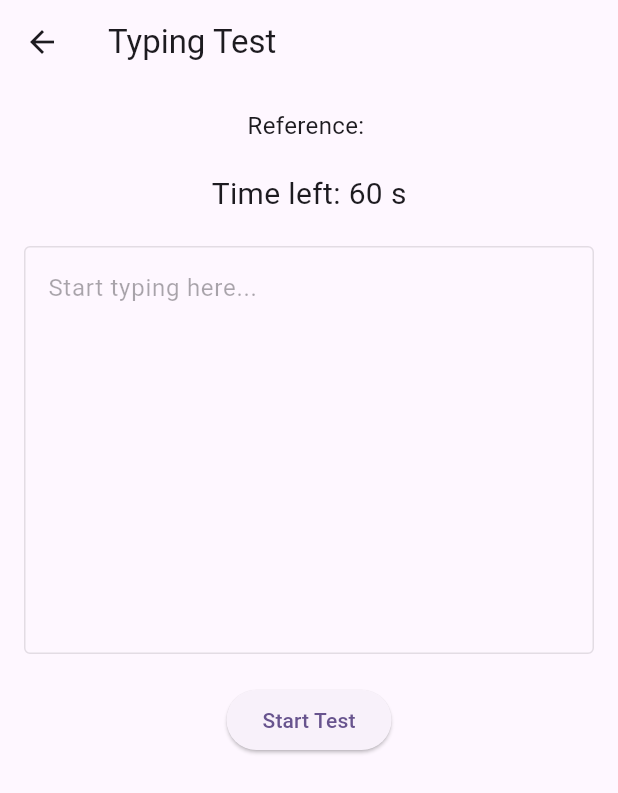
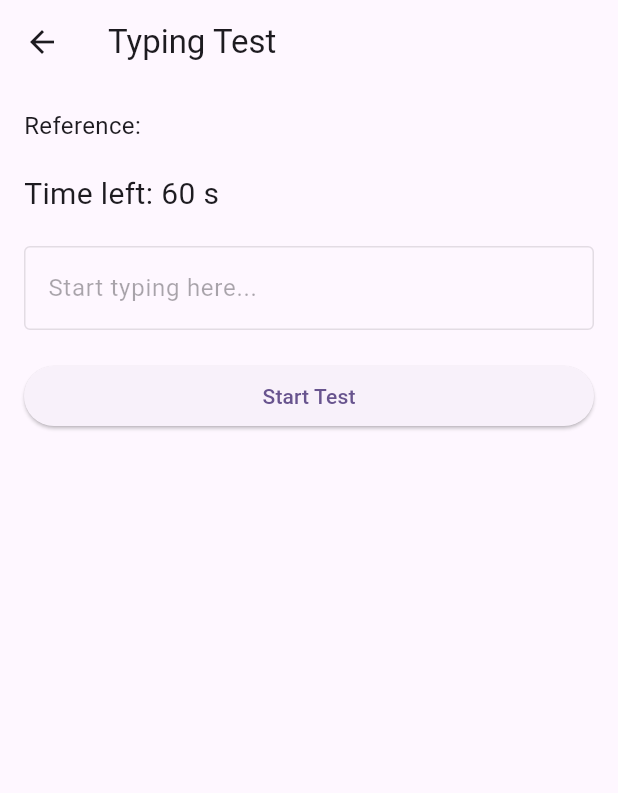
Before and after one commit to glenjaysondmello/FluentEdge, a Flutter app: the TypingTestPage screen opened directly with empty values, on a phone screen of 412 x 824 dp. Shown: the top 793 px of the screen. Run offline on Flutter 3.47's test engine with Material 3 defaults, Android fonts, the phone set to English and light mode, and no system bars; our stand-ins replace firebase_auth, firebase_core, fl_chart, flutter_signin_button, google_sign_in, graphql_flutter; accounts and stored records are empty; generated files the repository leaves out were written again; network calls fail.

Commit message:
solved some issues

```diff
--- a/flutter_frontend/lib/client/graphql_client.dart
+++ b/flutter_frontend/lib/client/graphql_client.dart
@@ -3,7 +3,7 @@ import 'package:graphql_flutter/graphql_flutter.dart';
 import 'package:firebase_auth/firebase_auth.dart';
 
 ValueNotifier<GraphQLClient> getGraphQLClient() {
-  final httpLink = HttpLink("http://192.168.1.10:3000/graphql");
+  final httpLink = HttpLink("http://192.168.1.7:3000/graphql");
 
   final authLink = AuthLink(
     getToken: () async {
--- a/flutter_frontend/lib/graphql/graphql_documents.dart
+++ b/flutter_frontend/lib/graphql/graphql_documents.dart
@@ -99,7 +99,7 @@ const String getTypingTestQuery = r'''
 ''';
 
 const String generateTypingTestTextQuery = r'''
-  query GenerateTypingTestText {
-    generateTypingTestText
+  query GetTypingTestText {
+    getTypingTestText
   }
 ''';
--- a/flutter_frontend/lib/main.dart
+++ b/flutter_frontend/lib/main.dart
@@ -1,7 +1,7 @@
 import 'package:firebase_core/firebase_core.dart';
 import 'package:flutter/material.dart';
 import 'package:flutter_frontend/client/graphql_client.dart';
-import 'package:flutter_frontend/screens/typing_test_page.dart';
+import 'package:flutter_frontend/screens/dashboard_page.dart';
 import 'package:flutter_frontend/screens/typing_text_launcer.dart';
 import 'package:graphql_flutter/graphql_flutter.dart';
 import 'firebase_options.dart';
@@ -43,6 +43,7 @@ class MyApp extends StatelessWidget {
             '/auth': (ctx) => const AuthScreen(),
             '/home': (ctx) => const HomePage(),
             '/text': (ctx) => const TypingTestLauncherPage(),
+            'dashboard': (ctx) => const DashboardPage(),
           },
         ),
       ),
--- a/flutter_frontend/lib/screens/typing_test_page.dart
+++ b/flutter_frontend/lib/screens/typing_test_page.dart
@@ -43,9 +43,9 @@ class _TypingTestPageState extends State<TypingTestPage> {
   Future<void> _submitTest() async {
     _timer?.cancel();
     DateTime endTime = DateTime.now();
-    final int duration = _startTime != null
-        ? endTime.difference(_startTime!).inSeconds
-        : 60;
+    final double duration =
+        (_startTime != null ? endTime.difference(_startTime!).inSeconds : 60)
+            .toDouble();
 
     final userText = _controller.text.trim();
 
@@ -123,10 +123,58 @@ class _TypingTestPageState extends State<TypingTestPage> {
     }
 
     return Scaffold(
-      appBar: AppBar(title: const Text("Typing Test")),
+      appBar: AppBar(
+        title: Text(_submitted ? "Typing Test Result" : "Typing Test"),
+      ),
+      resizeToAvoidBottomInset:
+          true, // allow body to resize when keyboard opens
       body: Padding(
         padding: const EdgeInsets.all(16),
+        child: _submitted && _result != null
+            ? ListView(
+                children: [
+                  Text(
+                    "WPM: ${_result!['wpm']}",
+                    style: TextStyle(fontSize: 18),
+                  ),
+                  Text(
+                    "CPM: ${_result!['cpm']}",
+                    style: TextStyle(fontSize: 18),
+                  ),
+                  Text(
+                    "Accuracy: ${_result!['accuracy'].toStringAsFixed(2)}%",
+                    style: TextStyle(fontSize: 18),
+                  ),
+                  Text(
+                    "Score: ${_result!['score'].toStringAsFixed(2)}",
+                    style: TextStyle(fontSize: 18),
+                  ),
+                  const SizedBox(height: 16),
+                  const Text(
+                    "Mistakes:",
+                    style: TextStyle(fontWeight: FontWeight.bold),
+                  ),
+                  ...(_result!['mistakes'] as List).map(
+                    (m) => Text(
+                      "${m['error']} → ${m['correction']} (${m['type']})",
+                    ),
+                  ),
+                  const SizedBox(height: 16),
+                  const Text(
+                    "Suggestions:",
+                    style: TextStyle(fontWeight: FontWeight.bold),
+                  ),
+                  ...(_result!['suggestions'] as List).map((s) => Text("• $s")),
+                  const SizedBox(height: 16),
+                  Text(
+                    "Encouragement: ${_result!['encouragement']}",
+                    style: const TextStyle(color: Colors.green),
+                  ),
+                ],
+              )
+            : SingleChildScrollView(
                 child: Column(
+                  crossAxisAlignment: CrossAxisAlignment.stretch,
                   children: [
                     Text(
                       "Reference: ${widget.referenceText}",
@@ -138,13 +186,18 @@ class _TypingTestPageState extends State<TypingTestPage> {
                       style: const TextStyle(fontSize: 20),
                     ),
                     const SizedBox(height: 20),
-            TextField(
+                    ConstrainedBox(
+                      constraints: const BoxConstraints(
+                        maxHeight: 200, // limit TextField height
+                      ),
+                      child: TextField(
                         controller: _controller,
-              maxLines: 10,
+                        maxLines: null,
                         enabled: _isRunning,
                         decoration: const InputDecoration(
                           border: OutlineInputBorder(),
                           hintText: "Start typing here...",
+                        ),
                       ),
                     ),
                     const SizedBox(height: 20),
@@ -155,6 +208,7 @@ class _TypingTestPageState extends State<TypingTestPage> {
                   ],
                 ),
               ),
+      ),
     );
   }
 }
--- a/flutter_frontend/lib/screens/typing_text_launcer.dart
+++ b/flutter_frontend/lib/screens/typing_text_launcer.dart
@@ -30,7 +30,7 @@ class TypingTestLauncherPage extends StatelessWidget {
       return;
     }
 
-    final String referenceText = result.data?['generateTypingTestText'];
+    final String referenceText = result.data?['getTypingTestText'];
 
     if (context.mounted) {
       Navigator.push(
```
Also changed, not shown: flutter_frontend/lib/screens/home_page.dart (+23 -1 lines), 7 other files. Lines whose indentation alone changed are shown as unchanged.
